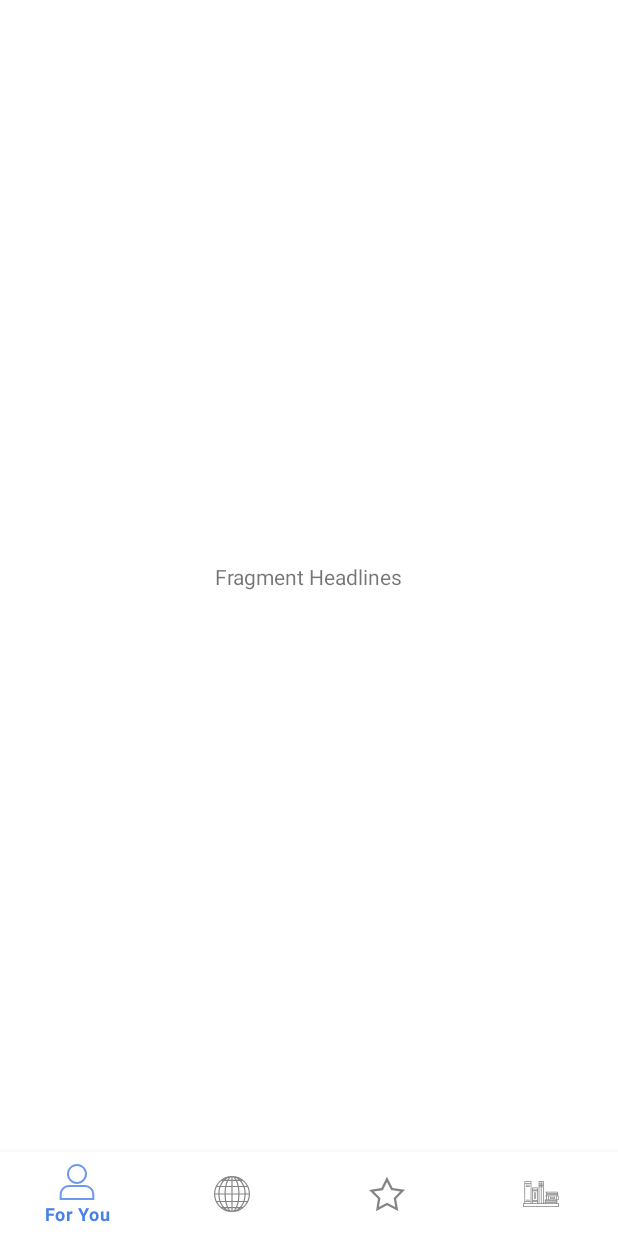
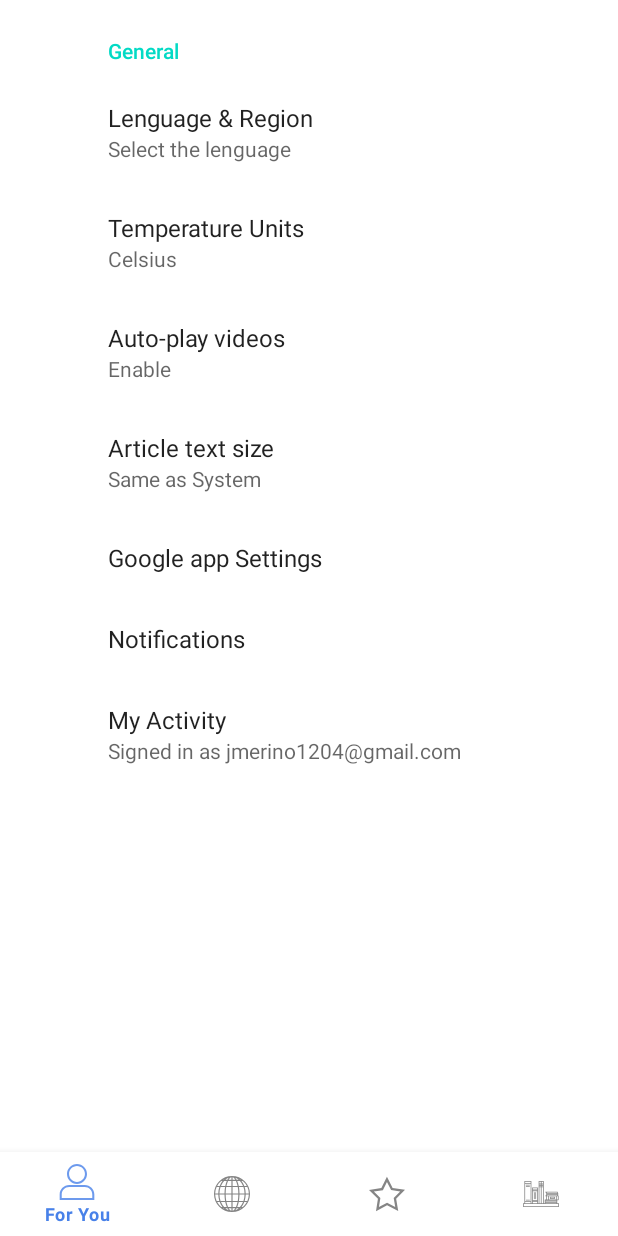
Before and after one commit to jmerino12/ReplicaApp, an Android app: the fragment HeadLines placed in its activity, on a phone screen of 412 x 824 dp. Run offline under Robolectric (Android 15) with nearby library versions, the phone set to English and light mode, and no system bars; our stand-ins replace androidx.preference.

Commit message:
Reto listo

```diff
--- a/app/build.gradle
+++ b/app/build.gradle
@@ -28,6 +28,7 @@ dependencies {
 
     implementation 'androidx.appcompat:appcompat:1.1.0'
     implementation 'androidx.constraintlayout:constraintlayout:1.1.3'
+    implementation 'androidx.preference:preference:1.1.0-rc01'
     testImplementation 'junit:junit:4.12'
     androidTestImplementation 'androidx.test.ext:junit:1.1.1'
     androidTestImplementation 'androidx.test.espresso:espresso-core:3.2.0'
--- a/app/src/main/AndroidManifest.xml
+++ b/app/src/main/AndroidManifest.xml
@@ -9,7 +9,8 @@
         android:roundIcon="@mipmap/ic_launcher_round"
         android:supportsRtl="true"
         android:theme="@style/AppTheme">
-        <activity android:name=".Dashboard"></activity>
+        <activity android:name=".Settings"></activity>
+        <activity android:name=".Dashboard" />
         <activity android:name=".MainActivity">
             <intent-filter>
                 <action android:name="android.intent.action.MAIN" />
--- a/app/src/main/java/com/jonathan/reto2jonathan/ui/HeadLines.java
+++ b/app/src/main/java/com/jonathan/reto2jonathan/ui/HeadLines.java
@@ -8,14 +8,13 @@ import android.view.ViewGroup;
 import androidx.annotation.NonNull;
 import androidx.annotation.Nullable;
 import androidx.fragment.app.Fragment;
+import androidx.preference.PreferenceFragmentCompat;
 
 import com.jonathan.reto2jonathan.R;
 
-public class HeadLines extends Fragment {
-
-    @Nullable
+public class HeadLines extends PreferenceFragmentCompat {
     @Override
-    public View onCreateView(@NonNull LayoutInflater inflater, @Nullable ViewGroup container, @Nullable Bundle savedInstanceState) {
-        return inflater.inflate(R.layout.fragment_headlines,container,false);
+    public void onCreatePreferences(Bundle savedInstanceState, String rootKey) {
+        setPreferencesFromResource(R.xml.preferencias,rootKey);
     }
 }
--- /dev/null
+++ b/app/src/main/res/values/arrays.xml
@@ -0,0 +1,34 @@
+<resources>
+    <!-- Reply Preference -->
+    <string-array name="lenguaje_deApp">
+        <item>Default</item>
+        <item>English</item>
+        <item>Spanish</item>
+        <item>German</item>
+        <item>Italian</item>
+        <item>Chinese</item>
+        <item>Portuguese</item>
+    </string-array>
+
+    <string-array name="temperature">
+        <item>Celsius</item>
+        <item>Fahrenheit</item>
+        <item>Kelvin</item>
+    </string-array>
+    <string-array name="playvideos">
+        <item>Enable</item>
+        <item>Disable</item>
+    </string-array>
+    <string-array name="textSize">
+        <item>Same as System</item>
+        <item>Big</item>
+        <item>Medium</item>
+        <item>Small</item>
+    </string-array>
+    <string-array name="activyty">
+        <item>Singed in as jmerino1204@gmail.com</item>
+        <item>*******</item>
+        <item>****</item>
+        <item>*****</item>
+    </string-array>
+</resources>
--- /dev/null
+++ b/app/src/main/res/xml/preferencias.xml
@@ -0,0 +1,49 @@
+<?xml version="1.0" encoding="utf-8"?>
+<PreferenceScreen xmlns:android="http://schemas.android.com/apk/res/android">
+    <PreferenceCategory android:title="General">
+        <ListPreference
+            android:key="lenguaje"
+            android:title="Lenguage &amp; Region"
+            android:summary="Select the lenguage"
+            android:entries="@array/lenguaje_deApp"
+            android:entryValues="@array/lenguaje_deApp"/>
+        <ListPreference
+            android:key="temperature"
+            android:title="Temperature Units"
+            android:summary="Celsius"
+            android:entries="@array/temperature"
+            android:entryValues="@array/temperature">
+        </ListPreference>
+        <ListPreference
+            android:key="video"
+            android:title="Auto-play videos"
+            android:summary="Enable"
+            android:entries="@array/playvideos"
+            android:entryValues="@array/playvideos">
+        </ListPreference>
+        <ListPreference
+            android:key="size"
+            android:title="Article text size"
+            android:summary="Same as System"
+            android:entries="@array/textSize"
+            android:entryValues="@array/textSize">
+        </ListPreference>
+        <EditTextPreference
+            android:defaultValue="Default value"
+            android:key="edit_text_preference_1"
+            android:title="Google app Settings" />
+        <EditTextPreference
+            android:defaultValue="Default value"
+            android:key="edit_text_preference_1"
+            android:title="Notifications" />
+    </PreferenceCategory>
+    <ListPreference
+        android:key="activity"
+        android:title="My Activity"
+        android:summary="Signed in as jmerino1204@gmail.com"
+        android:entries="@array/activyty"
+        android:entryValues="@array/activyty">
+    </ListPreference>
+
+
+</PreferenceScreen>
```
Also changed, not shown: app/src/main/java/com/jonathan/reto2jonathan/Settings.java (added, +17 -0 lines), app/src/main/res/drawable-anydpi/ic_back.xml (added, +11 -0 lines), app/src/main/res/layout/activity_settings.xml (added, +17 -0 lines), app/src/main/res/values/strings.xml (+16 -0 lines), app/src/main/res/drawable-hdpi/ic_back.png (added), app/src/main/res/drawable-mdpi/ic_back.png (added), app/src/main/res/drawable-xhdpi/ic_back.png (added), app/src/main/res/drawable-xxhdpi/ic_back.png (added).
